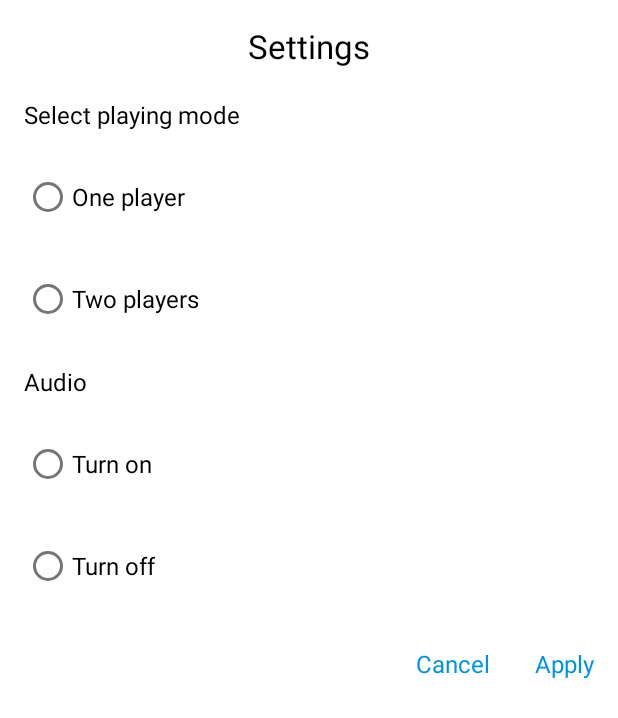
After one commit to DkiJing/Tik-Tac-Toe-backup, an Android app: the layout settings.xml on its own in the app's theme, with its tools: preview values and no code run, on a phone screen of 412 x 824 dp. The commit adds this screen. Shown: the top 718 px of the screen. Run offline under Robolectric (Android 15) with nearby library versions, the phone set to English and light mode, and no system bars.

Commit message:
Settings function is added.

```diff
--- a/app/build.gradle
+++ b/app/build.gradle
@@ -43,4 +43,6 @@ dependencies {
     testImplementation 'junit:junit:4.+'
     androidTestImplementation 'androidx.test.ext:junit:1.1.2'
     androidTestImplementation 'androidx.test.espresso:espresso-core:3.3.0'
+    def matieral_dialogs_version = "3.1.0"
+    implementation "com.afollestad.material-dialogs:core:$matieral_dialogs_version"
 }
--- /dev/null
+++ b/app/src/main/res/layout/settings.xml
@@ -0,0 +1,127 @@
+<?xml version="1.0" encoding="utf-8"?>
+<LinearLayout xmlns:android="http://schemas.android.com/apk/res/android"
+    android:orientation="vertical"
+    android:layout_width="match_parent"
+    android:layout_height="match_parent"
+    android:padding="16dp">
+
+    <TextView
+        android:layout_width="match_parent"
+        android:layout_height="wrap_content"
+        android:id="@+id/title"
+        android:textSize="22sp"
+        android:textColor="#000"
+        android:gravity="center_horizontal"
+        android:text="@string/menu_settings"
+        />
+
+    <RadioGroup
+        android:layout_width="match_parent"
+        android:layout_height="wrap_content"
+        android:layout_marginTop="20dp"
+        android:orientation="vertical"
+        android:id="@+id/play_mode_group"
+        >
+
+        <TextView
+            android:layout_width="wrap_content"
+            android:layout_height="wrap_content"
+            android:textColor="#000"
+            android:textSize="16sp"
+            android:text="@string/select_playing_mode"
+            />
+
+        <RadioButton
+            android:layout_width="wrap_content"
+            android:layout_height="wrap_content"
+            android:id="@+id/one_player"
+            android:text="@string/one_player"
+            android:textSize="16sp"
+            android:textColor="#000"
+            android:layout_marginTop="20dp"
+            />
+
+        <RadioButton
+            android:layout_width="wrap_content"
+            android:layout_height="wrap_content"
+            android:id="@+id/two_players"
+            android:text="@string/two_players"
+            android:textSize="16sp"
+            android:textColor="#000"
+            android:layout_marginTop="20dp"
+            />
+
+    </RadioGroup>
+
+
+    <RadioGroup
+        android:layout_width="match_parent"
+        android:layout_height="wrap_content"
+        android:layout_marginTop="20dp"
+        android:orientation="vertical"
+        android:id="@+id/audio_group"
+        >
+        <TextView
+            android:layout_width="wrap_content"
+            android:layout_height="wrap_content"
+            android:textColor="#000"
+            android:textSize="16sp"
+            android:text="@string/audio"
+            />
+
+
+        <RadioButton
+            android:layout_width="wrap_content"
+            android:layout_height="wrap_content"
+            android:id="@+id/turn_on_audio"
+            android:text="@string/turn_on"
+            android:textSize="16sp"
+            android:textColor="#000"
+            android:layout_marginTop="20dp"
+            />
+
+        <RadioButton
+            android:layout_width="wrap_content"
+            android:layout_height="wrap_content"
+            android:id="@+id/turn_off_audio"
+            android:text="@string/turn_off"
+            android:textSize="16sp"
+            android:textColor="#000"
+            android:layout_marginTop="20dp"
+            />
+
+    </RadioGroup>
+
+    <LinearLayout
+        android:layout_width="match_parent"
+        android:layout_height="wrap_content"
+        android:orientation="horizontal"
+        android:gravity="end"
+        android:layout_marginTop="30dp"
+        >
+
+        <TextView
+            android:id="@+id/negative_button"
+            android:layout_width="wrap_content"
+            android:layout_height="wrap_content"
+            android:text="@string/cancel"
+            android:textSize="16sp"
+            android:textColor="#0094DE"
+            android:layout_marginEnd="30dp"
+            android:layout_marginRight="30dp"
+            />
+
+        <TextView
+            android:id="@+id/positive_button"
+            android:layout_width="wrap_content"
+            android:layout_height="wrap_content"
+            android:text="@string/apply"
+            android:textSize="16sp"
+            android:textColor="#0094DE"
+            />
+
+    </LinearLayout>
+
+
+
+</LinearLayout>
--- a/app/src/main/res/values/strings.xml
+++ b/app/src/main/res/values/strings.xml
@@ -16,4 +16,12 @@
     <string name="tie">TIE</string>
     <string name="menu_settings">Settings</string>
     <string name="exit">Exit</string>
+    <string name="select_playing_mode">Select playing mode</string>
+    <string name="one_player">One player</string>
+    <string name="two_players">Two players</string>
+    <string name="audio">Audio</string>
+    <string name="turn_on">Turn on</string>
+    <string name="turn_off">Turn off</string>
+    <string name="cancel">Cancel</string>
+    <string name="apply">Apply</string>
 </resources>
```
Also changed, not shown: app/src/main/java/com/example/tictactoe/MainActivity.kt (+73 -15 lines), 1 other file.
